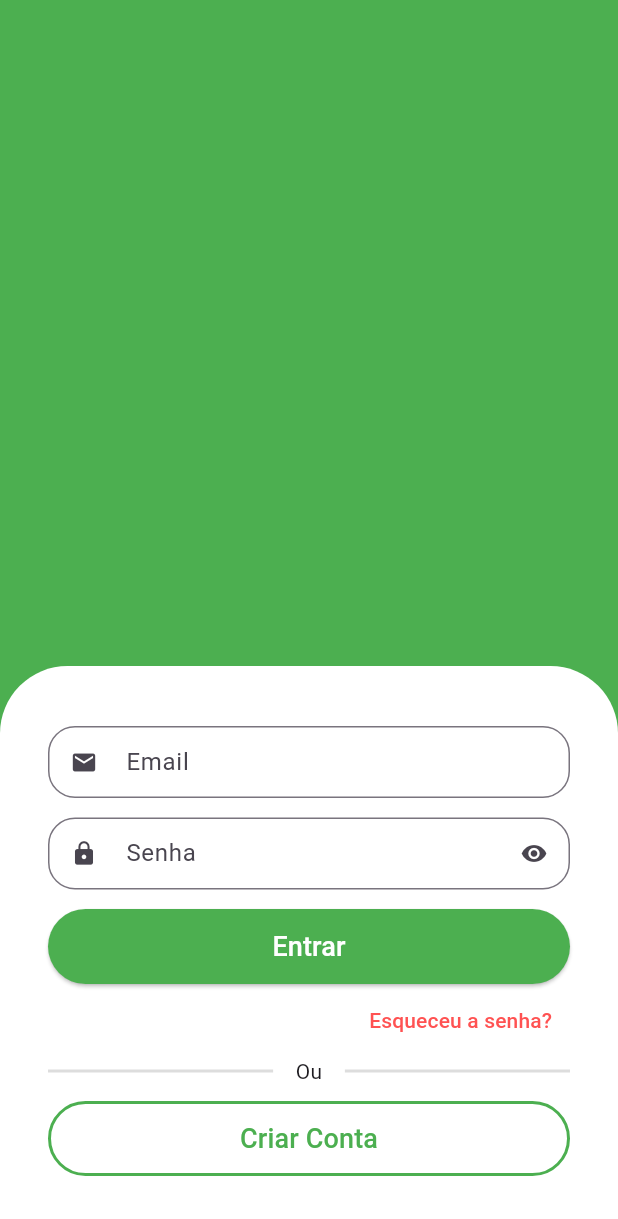
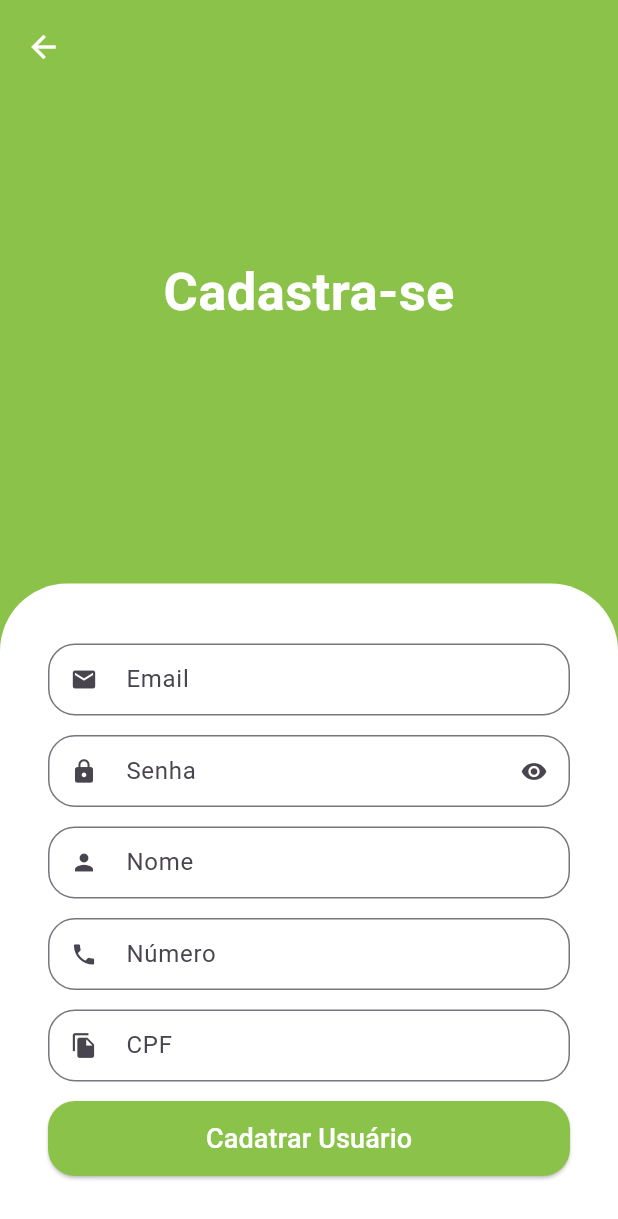
Before and after one commit to reisdeveloper/GreenRocer, a Flutter app: the screen it shows after launch, after a tap on "Criar Conta", on a phone screen of 412 x 824 dp. Shown: the top 1219 px of the screen. Run offline on Flutter 3.47's test engine with Material 3 defaults, Android fonts, the phone set to English and light mode, and no system bars; our stand-ins replace animated_text_kit, mask_text_input_formatter.

Commit message:
update sing_up_screen

```diff
--- a/lib/src/auth/components/custom_text_field.dart
+++ b/lib/src/auth/components/custom_text_field.dart
@@ -1,15 +1,18 @@
 import 'package:flutter/material.dart';
+import 'package:flutter/services.dart';
 
 class CustomTextField extends StatefulWidget {
   final IconData icon;
   final String label;
+  final List<TextInputFormatter>? inputFormatter;
 
   final bool isSecret;
-  CustomTextField(
+  const CustomTextField(
       {super.key,
       required this.icon,
       required this.label,
-      this.isSecret = false});
+      this.isSecret = false,
+      this.inputFormatter});
 
   @override
   State<CustomTextField> createState() => _CustomTextFieldState();
@@ -28,6 +31,7 @@ class _CustomTextFieldState extends State<CustomTextField> {
     return Padding(
       padding: const EdgeInsets.only(bottom: 13),
       child: TextFormField(
+        inputFormatters: widget.inputFormatter,
         obscureText: isObscure,
         decoration: InputDecoration(
             prefixIcon: Icon(widget.icon),
--- /dev/null
+++ b/lib/src/auth/sign_up_screen.dart
@@ -0,0 +1,126 @@
+import 'package:flutter/material.dart';
+import 'package:greengrocer/src/auth/components/custom_text_field.dart';
+import 'package:greengrocer/src/config/custom_colors.dart';
+import 'package:greengrocer/view/widgets/singIn_Screen.dart';
+import 'package:mask_text_input_formatter/mask_text_input_formatter.dart';
+
+class SignUpScreen extends StatelessWidget {
+  SignUpScreen({super.key});
+  final cpfFormatter = MaskTextInputFormatter(
+      mask: '***.***.***-**', filter: {'*': RegExp(r'[0-9]')});
+  final phoneFormatter = MaskTextInputFormatter(
+      mask: '** * **** ****', filter: {'*': RegExp(r'[0-9]')});
+
+  @override
+  Widget build(BuildContext context) {
+    final size = MediaQuery.of(context).size;
+    return Scaffold(
+      backgroundColor: CustomColors.customSwatchColor,
+      body: SingleChildScrollView(
+        child: SizedBox(
+          height: size.height,
+          width: size.width,
+          child: Stack(
+            children: [
+              Column(
+                children: [
+                  const Expanded(
+                    child: Center(
+                      child: Text(
+                        'Cadastra-se',
+                        style: TextStyle(
+                            color: CustomColors.white,
+                            fontSize: 35,
+                            fontWeight: FontWeight.w600),
+                      ),
+                    ),
+                  ),
+                  Container(
+                    padding: const EdgeInsets.symmetric(
+                      horizontal: 32,
+                      vertical: 40,
+                    ),
+                    decoration: const BoxDecoration(
+                      color: CustomColors.white,
+                      borderRadius: BorderRadius.vertical(
+                        top: Radius.circular(45),
+                      ),
+                    ),
+                    child: SizedBox(
+                      child: Column(
+                        crossAxisAlignment: CrossAxisAlignment.stretch,
+                        children: [
+                          CustomTextField(
+                            icon: Icons.email,
+                            label: 'Email',
+                          ),
+                          CustomTextField(
+                            icon: Icons.lock,
+                            label: 'Senha',
+                            isSecret: true,
+                          ),
+                          CustomTextField(
+                            icon: Icons.person,
+                            label: 'Nome',
+                          ),
+                          CustomTextField(
+                            icon: Icons.phone,
+                            label: 'Número',
+                            inputFormatter: [phoneFormatter],
+                          ),
+                          CustomTextField(
+                            icon: Icons.file_copy,
+                            label: 'CPF',
+                            inputFormatter: [cpfFormatter],
+                          ),
+                          SizedBox(
+                            height: 50,
+                            child: ElevatedButton(
+                              style: ElevatedButton.styleFrom(
+                                backgroundColor: CustomColors.customSwatchColor,
+                                foregroundColor: CustomColors.white,
+                                shape: RoundedRectangleBorder(
+                                  borderRadius: BorderRadius.circular(18),
+                                ),
+                              ),
+                              onPressed: () {},
+                              child: const Text(
+                                'Cadatrar Usuário',
+                                style: TextStyle(
+                                  fontSize: 18,
+                                ),
+                              ),
+                            ),
+                          ),
+                        ],
+                      ),
+                    ),
+                  ),
+                ],
+              ),
+              Positioned(
+                left: 5,
+                top: 7,
+                child: SafeArea(
+                  child: IconButton(
+                    onPressed: () {
+                      Navigator.of(context).pop(
+                        MaterialPageRoute(
+                          builder: (_) => const SingInScreen(),
+                        ),
+                      );
+                    },
+                    icon: const Icon(
+                      Icons.arrow_back,
+                      color: CustomColors.white,
+                    ),
+                  ),
+                ),
+              )
+            ],
+          ),
+        ),
+      ),
+    );
+  }
+}
--- /dev/null
+++ b/lib/src/config/custom_colors.dart
@@ -0,0 +1,25 @@
+import 'package:flutter/material.dart';
+
+Map<int, Color> _swatchOpacity = {
+  50: const Color.fromRGBO(139, 195, 74, .1),
+  100: const Color.fromRGBO(139, 195, 74, .2),
+  200: const Color.fromRGBO(139, 195, 74, .3),
+  300: const Color.fromRGBO(139, 195, 74, .4),
+  400: const Color.fromRGBO(139, 195, 74, .5),
+  500: const Color.fromRGBO(139, 195, 74, .6),
+  600: const Color.fromRGBO(139, 195, 74, .7),
+  700: const Color.fromRGBO(139, 195, 74, .8),
+  800: const Color.fromRGBO(139, 195, 74, .9),
+  900: const Color.fromRGBO(139, 195, 74, 1),
+};
+
+abstract class CustomColors {
+  static Color customContrastColor = Colors.red.shade700;
+  static MaterialColor customSwatchColor =
+      MaterialColor(0xFF8BC34A, _swatchOpacity);
+
+  static const primaryColor = Colors.green;
+  static const white = Colors.white;
+  static const red = Colors.redAccent;
+  static const grey = Colors.grey;
+}
--- a/lib/src/custom/color_custm.dart
+++ /dev/null
@@ -1,8 +0,0 @@
-import 'package:flutter/material.dart';
-
-class ColorCustm {
-  static const primaryColor = Colors.green;
-  static const white = Colors.white;
-  static const red = Colors.redAccent;
-  static const grey = Colors.grey;
-}
--- a/lib/view/widgets/singIn_Screen.dart
+++ b/lib/view/widgets/singIn_Screen.dart
@@ -1,19 +1,70 @@
+import 'package:animated_text_kit/animated_text_kit.dart';
 import 'package:flutter/material.dart';
 import 'package:greengrocer/src/auth/components/custom_text_field.dart';
-import 'package:greengrocer/src/custom/color_custm.dart';
+import 'package:greengrocer/src/auth/sign_up_screen.dart';
+import 'package:greengrocer/src/config/custom_colors.dart';
 
 class SingInScreen extends StatelessWidget {
   const SingInScreen({super.key});
 
   @override
   Widget build(BuildContext context) {
+    final size = MediaQuery.of(context).size;
     return Scaffold(
-      backgroundColor: Colors.green,
-      body: Column(
+      backgroundColor: CustomColors.customSwatchColor,
+      body: SingleChildScrollView(
+        child: SizedBox(
+          height: size.height,
+          width: size.width,
+          child: Column(
             children: [
               Expanded(
-            child: Container(
-              color: ColorCustm.primaryColor,
+                child: Column(
+                  mainAxisAlignment: MainAxisAlignment.center,
+                  children: [
+                    const Text.rich(
+                      TextSpan(
+                        style: TextStyle(
+                          fontSize: 40,
+                        ),
+                        children: [
+                          TextSpan(
+                            text: 'Green',
+                            style: TextStyle(
+                              color: CustomColors.white,
+                              fontWeight: FontWeight.bold,
+                            ),
+                          ),
+                          TextSpan(
+                            text: 'grocer',
+                            style: TextStyle(
+                              color: CustomColors.red,
+                            ),
+                          ),
+                        ],
+                      ),
+                    ),
+                    SizedBox(
+                      height: 30,
+                      child: DefaultTextStyle(
+                        style: const TextStyle(
+                          fontSize: 25,
+                        ),
+                        child: AnimatedTextKit(
+                          repeatForever: true,
+                          pause: Duration.zero,
+                          animatedTexts: [
+                            FadeAnimatedText('Frutas'),
+                            FadeAnimatedText('Verduras'),
+                            FadeAnimatedText('Legumes'),
+                            FadeAnimatedText('Carnes'),
+                            FadeAnimatedText('Cereais'),
+                            FadeAnimatedText('Laticineos'),
+                          ],
+                        ),
+                      ),
+                    )
+                  ],
                 ),
               ),
               Container(
@@ -22,7 +73,7 @@ class SingInScreen extends StatelessWidget {
                   vertical: 40,
                 ),
                 decoration: const BoxDecoration(
-              color: ColorCustm.white,
+                  color: CustomColors.white,
                   borderRadius: BorderRadius.vertical(
                     top: Radius.circular(45),
                   ),
@@ -30,11 +81,11 @@ class SingInScreen extends StatelessWidget {
                 child: Column(
                   crossAxisAlignment: CrossAxisAlignment.stretch,
                   children: [
-                CustomTextField(
+                    const CustomTextField(
                       icon: Icons.email,
                       label: 'Email',
                     ),
-                CustomTextField(
+                    const CustomTextField(
                       icon: Icons.lock,
                       label: 'Senha',
                       isSecret: true,
@@ -43,8 +94,8 @@ class SingInScreen extends StatelessWidget {
                       height: 50,
                       child: ElevatedButton(
                         style: ElevatedButton.styleFrom(
-                      backgroundColor: ColorCustm.primaryColor,
-                      foregroundColor: ColorCustm.white,
+                          backgroundColor: CustomColors.customSwatchColor,
+                          foregroundColor: CustomColors.white,
                         ),
                         onPressed: () {},
                         child: const Text(
@@ -60,7 +111,7 @@ class SingInScreen extends StatelessWidget {
                         child: const Text(
                           'Esqueceu a senha?',
                           style: TextStyle(
-                        color: ColorCustm.red,
+                            color: CustomColors.red,
                           ),
                         ),
                       ),
@@ -73,7 +124,7 @@ class SingInScreen extends StatelessWidget {
                         children: [
                           Expanded(
                             child: Divider(
-                          color: ColorCustm.grey.withAlpha(90),
+                              color: CustomColors.grey.withAlpha(90),
                               thickness: 2,
                             ),
                           ),
@@ -83,7 +134,7 @@ class SingInScreen extends StatelessWidget {
                           ),
                           Expanded(
                             child: Divider(
-                          color: ColorCustm.grey.withAlpha(90),
+                              color: CustomColors.grey.withAlpha(90),
                               thickness: 2,
                             ),
                           ),
@@ -95,13 +146,20 @@ class SingInScreen extends StatelessWidget {
                       child: OutlinedButton(
                         style: OutlinedButton.styleFrom(
                           side: const BorderSide(
-                          width: 2, color: ColorCustm.primaryColor),
+                              width: 2, color: CustomColors.primaryColor),
                         ),
-                    onPressed: () {},
-                    child: const Text(
+                        onPressed: () {
+                          Navigator.of(context).push(
+                            MaterialPageRoute(
+                              builder: (_) => SignUpScreen(),
+                            ),
+                          );
+                        },
+                        child: Text(
                           'Criar Conta',
                           style: TextStyle(
-                          color: ColorCustm.primaryColor, fontSize: 18),
+                              color: CustomColors.customSwatchColor,
+                              fontSize: 18),
                         ),
                       ),
                     ),
@@ -110,6 +168,8 @@ class SingInScreen extends StatelessWidget {
               ),
             ],
           ),
+        ),
+      ),
     );
   }
 }
--- a/pubspec.yaml
+++ b/pubspec.yaml
@@ -35,6 +35,10 @@ dependencies:
   # The following adds the Cupertino Icons font to your application.
   # Use with the CupertinoIcons class for iOS style icons.
   cupertino_icons: ^1.0.2
+  animated_text_kit: ^4.2.2
+  mask_text_input_formatter: ^2.8.0
+
+
 
 dev_dependencies:
   flutter_test:
```
Also changed, not shown: pubspec.lock. Lines whose indentation alone changed are shown as unchanged.
